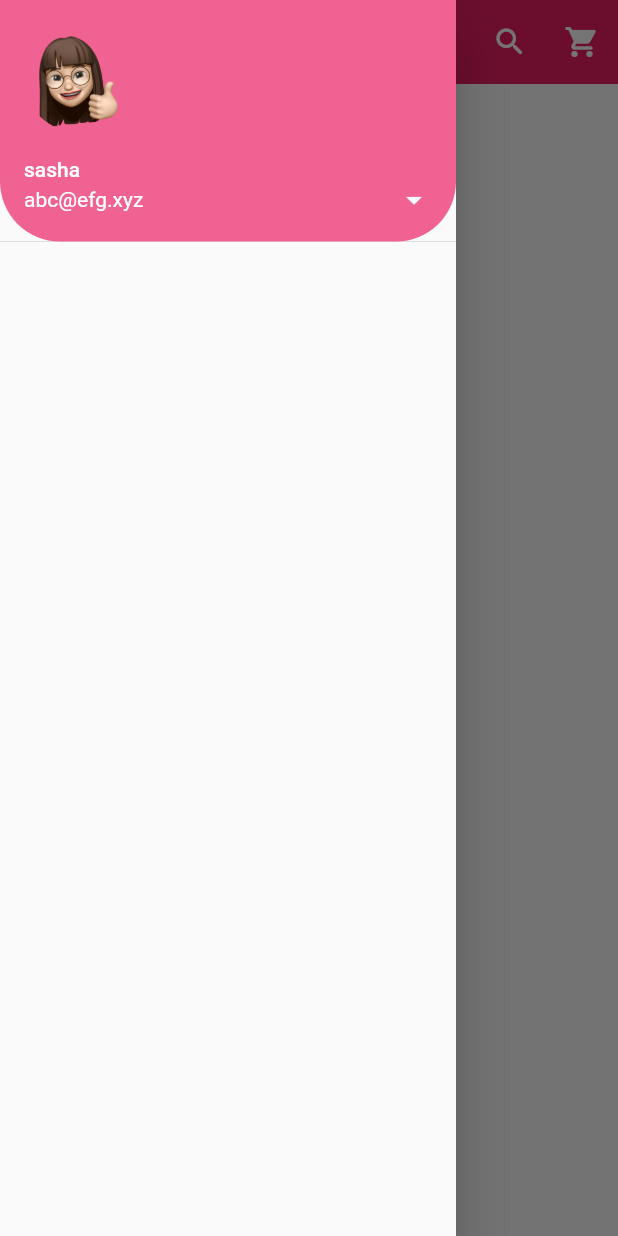
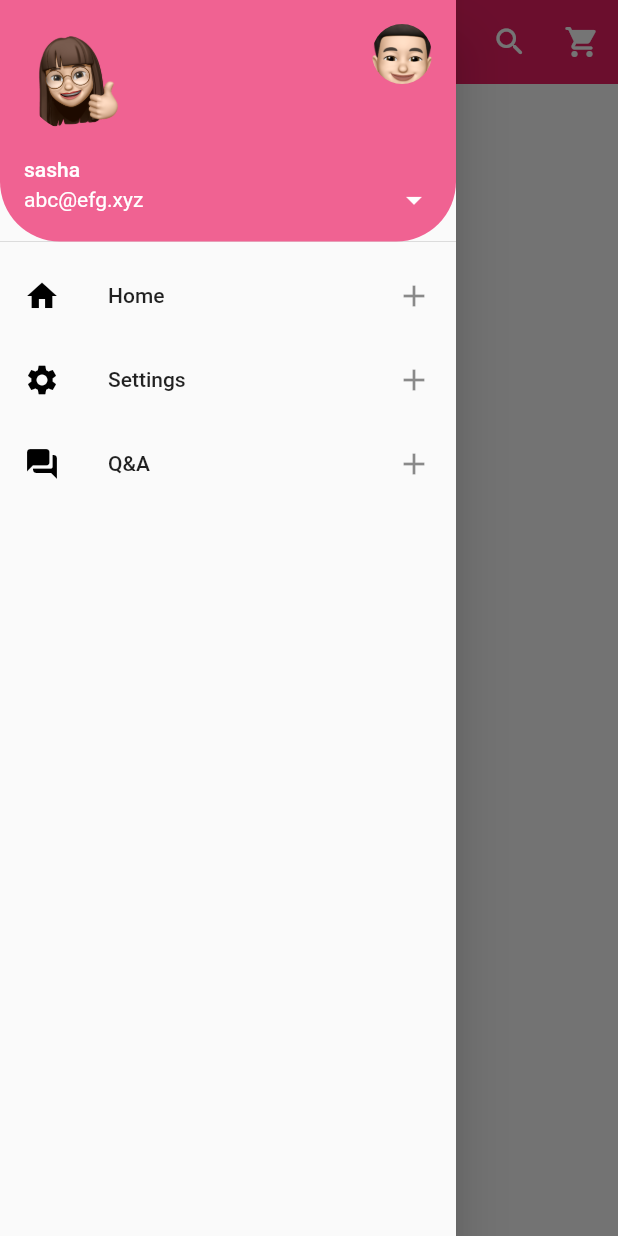
Before and after one commit to sashapivovarova/riverpodproject, a Flutter app: the screen it shows after launch, with the side drawer open, on a phone screen of 412 x 824 dp. Run offline on Flutter 3.47's test engine with Material 2 defaults, Android fonts, the phone set to English and light mode, and no system bars.

Commit message:
drawer に listtile を実装

```diff
--- a/lib/main.dart
+++ b/lib/main.dart
@@ -72,7 +72,52 @@
                 backgroundImage: AssetImage('assets/eunsol.png'),
                 backgroundColor: Colors.transparent,
               ),
-            )
+              otherAccountsPictures: const [
+                CircleAvatar(
+                  backgroundImage: AssetImage('assets/him.png'),
+                  backgroundColor: Colors.transparent,
+                ),
+              ],
+            ),
+            ListTile(
+              leading: const Icon(
+                Icons.home,
+                color: Colors.black,
+              ),
+              title: const Text('Home'),
+              onTap: () {
+                print('Home is Clicked');
+              },
+              trailing: const Icon(
+                Icons.add,
+              ),
+            ),
+            ListTile(
+              leading: const Icon(
+                Icons.settings,
+                color: Colors.black,
+              ),
+              title: const Text('Settings'),
+              onTap: () {
+                print('Settings is Clicked');
+              },
+              trailing: const Icon(
+                Icons.add,
+              ),
+            ),
+            ListTile(
+              leading: const Icon(
+                Icons.question_answer_rounded,
+                color: Colors.black,
+              ),
+              title: const Text('Q&A'),
+              onTap: () {
+                print('Q&A is Clicked');
+              },
+              trailing: const Icon(
+                Icons.add,
+              ),
+            ),
           ],
         ),
       ),
```
